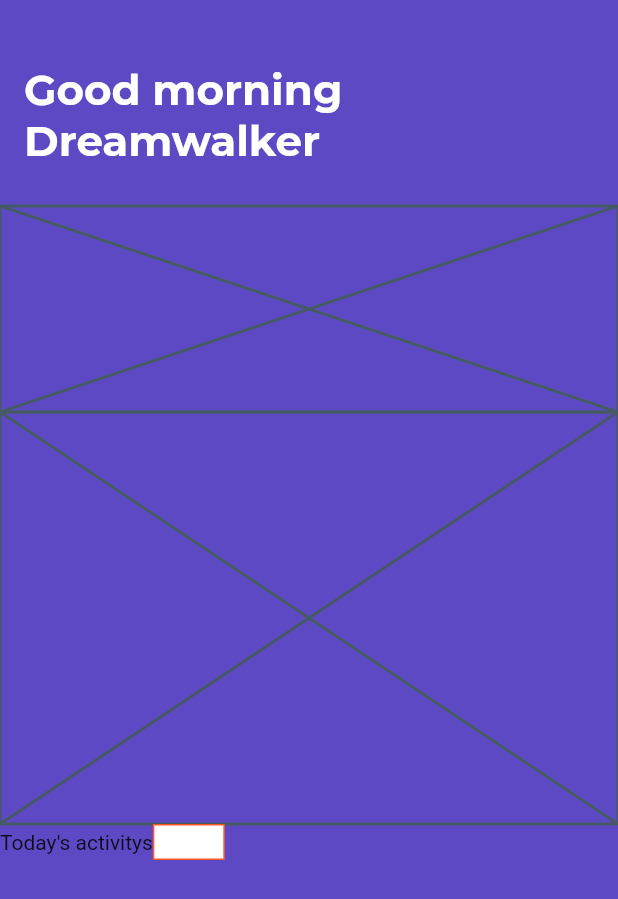
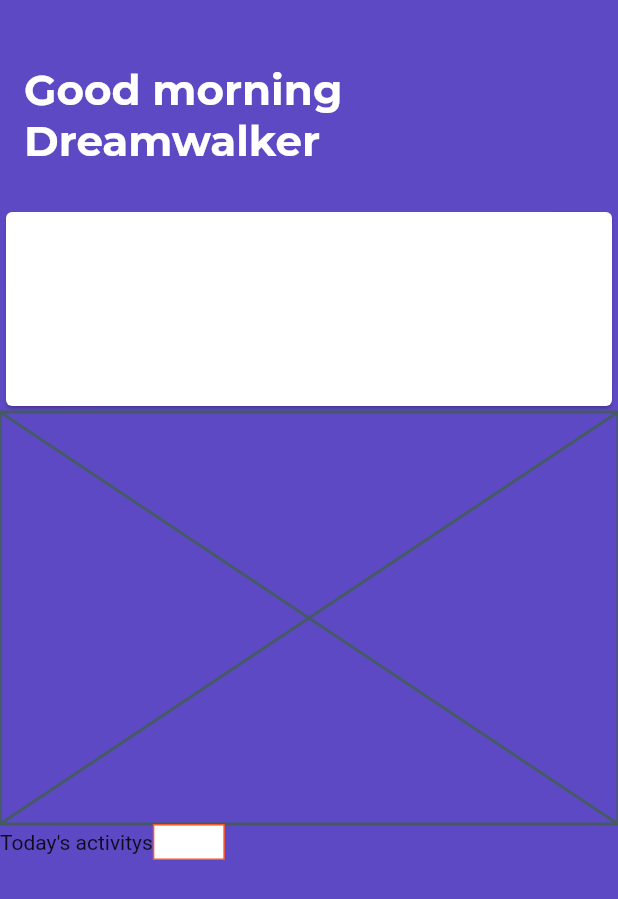
Before and after one commit to JAICHANGPARK/flutter_notebook_5th_story, a Flutter app: the screen it shows after launch, on a phone screen of 412 x 824 dp. Shown: the top 899 px of the screen. Run offline on Flutter 3.47's test engine with Material 2 defaults, Android fonts, the phone set to English and light mode, and no system bars; our stand-ins replace google_fonts; missing offline and left inert: calendar_strip.

Commit message:
Update dilay_main_page.dart

```diff
--- a/lib/ep425_daily_activity_app/dilay_main_page.dart
+++ b/lib/ep425_daily_activity_app/dilay_main_page.dart
@@ -52,7 +52,14 @@ class DailyMainPage extends StatelessWidget {
                         ),
                       ),
                       Expanded(
-                        child: Placeholder(),
+                        child: Card(
+                          color: Theme.of(context).cardColor,
+                          child: Row(
+                            children: [
+
+                            ],
+                          ),
+                        ),
                       )
                     ],
                   ),
```
